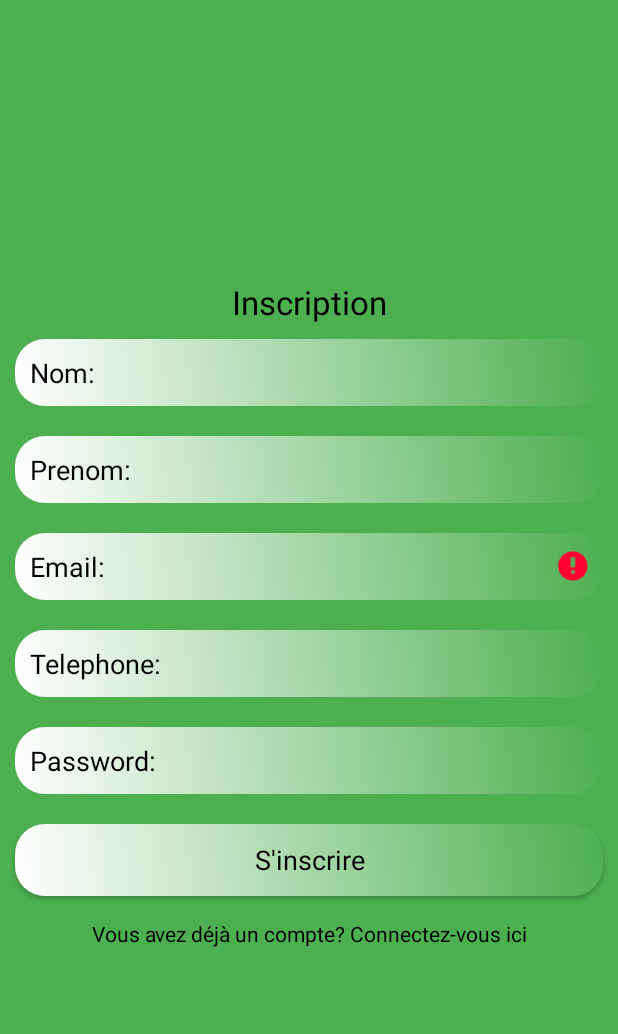
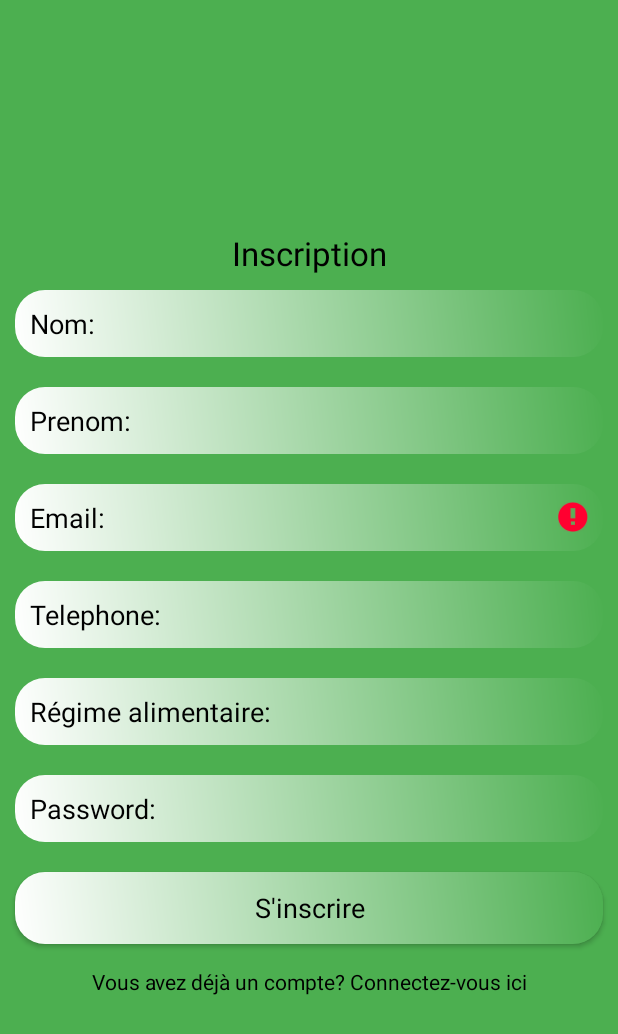
Before and after one commit to faresinside/M1_PDS_BuyUS_ByUs, an Android app: the RegistrationActivity screen opened directly, with no data from a screen before it, after a tap on "S'inscrire", on a phone screen of 412 x 824 dp. Shown: the top 1034 px of the screen. Run offline under Robolectric (Android 15) with nearby library versions, the phone set to English and light mode, and no system bars; our stand-ins replace Firebase (no records; nobody signed in at launch, a user with empty details on screens opened directly); network calls fail.

```diff
--- a/app/src/main/java/com/buyusbyus/Model/User.java
+++ b/app/src/main/java/com/buyusbyus/Model/User.java
@@ -1,17 +1,18 @@
 package com.buyusbyus.Model;
 
 public class User {
-    public String nom,prenom, email, phone;
+    public String nom,prenom, email, regime,phone;
 
     public User(){
 
     }
 
-    public User(String nom, String prenom, String email, String phone) {
+    public User(String nom, String prenom, String email, String phone,String regime) {
         this.nom = nom;
         this.prenom = prenom;
         this.email = email;
         this.phone = phone;
+        this.regime= regime;
     }
 
 
--- a/app/src/main/java/com/buyusbyus/RegistrationActivity.java
+++ b/app/src/main/java/com/buyusbyus/RegistrationActivity.java
@@ -25,6 +25,7 @@ public class RegistrationActivity extends AppCompatActivity {
     private EditText pass;
     private EditText Enom;
     private EditText Eprenom;
+    private EditText Regime;
     private EditText Ephone;
     private TextView signin;
     private Button btnReg;
@@ -48,6 +49,7 @@ public class RegistrationActivity extends AppCompatActivity {
         email=findViewById(R.id.email_reg);
         Ephone=findViewById(R.id.phone);
         pass=findViewById(R.id.password_reg);
+        Regime=findViewById(R.id.regime);
 
 
         btnReg=findViewById(R.id.btn_reg);
@@ -60,8 +62,12 @@ public class RegistrationActivity extends AppCompatActivity {
 
                 final String nom=Enom.getText().toString().trim();
                 final String prenom=Eprenom.getText().toString().trim();
+
+                final String regime=Regime.getText().toString().trim();
+                final String phone=Ephone.getText().toString().trim();
                 final String mEmail=email.getText().toString().trim();
-                final String phone=Ephone.getText().toString().trim();
+
+
                 String mPass=pass.getText().toString().trim();
 
                 if (TextUtils.isEmpty(mEmail)){
@@ -85,7 +91,8 @@ public class RegistrationActivity extends AppCompatActivity {
                                     nom,
                                     prenom,
                                     mEmail,
-                                    phone
+                                    phone,
+                                    regime
                             );
 
                             FirebaseDatabase.getInstance().getReference("Users")
--- a/app/src/main/res/layout/activity_registration.xml
+++ b/app/src/main/res/layout/activity_registration.xml
@@ -74,6 +74,19 @@
                 android:textColor="@android:color/black"
                 android:id="@+id/phone"
                 />
+
+            <EditText
+                android:id="@+id/regime"
+                android:layout_width="match_parent"
+                android:layout_height="wrap_content"
+                android:layout_margin="10dp"
+                android:background="@drawable/ed_design"
+                android:hint="Régime alimentaire:"
+                android:inputType="textEmailAddress"
+                android:padding="10dp"
+                android:textColor="@android:color/black"
+                android:textColorHint="@android:color/black" />
+
             <EditText
                 android:layout_width="match_parent"
                 android:layout_height="wrap_content"
```
